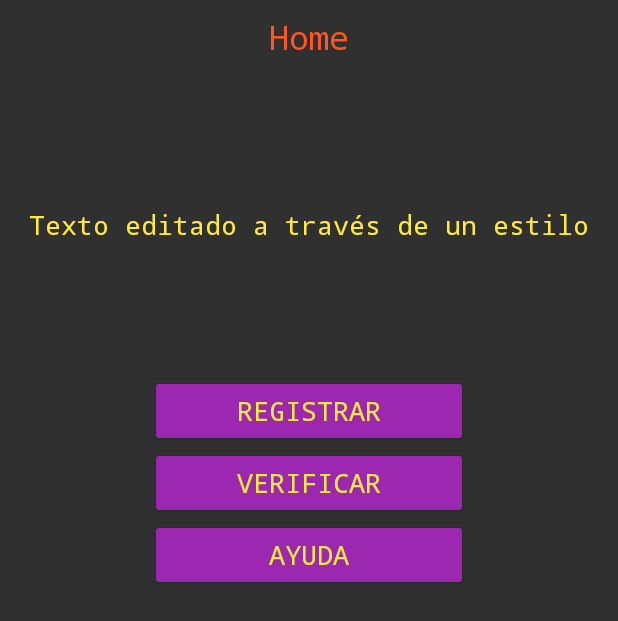
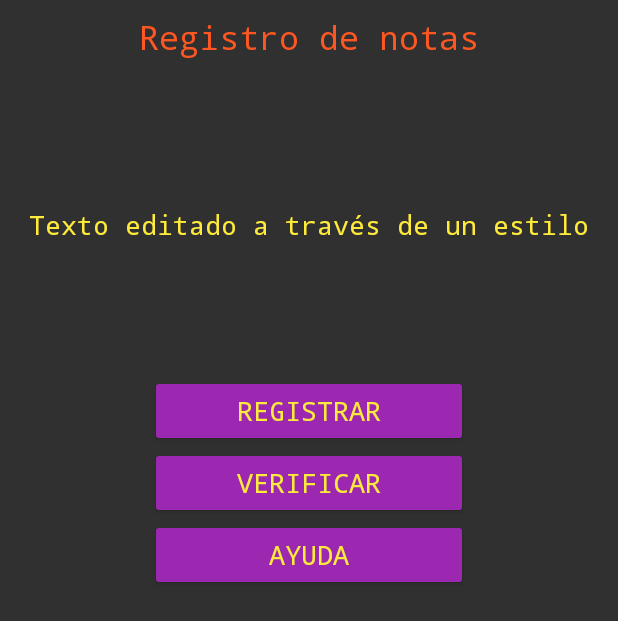
Before and after one commit to jlopezsa/RegistroNotas, an Android app: the layout activity_main.xml on its own in the app's theme, with its tools: preview values and no code run, on a phone screen of 412 x 824 dp. Shown: the top 621 px of the screen. Run offline under Robolectric (Android 15) with nearby library versions, the phone set to English and light mode, and no system bars.

```diff
--- a/app/src/main/AndroidManifest.xml
+++ b/app/src/main/AndroidManifest.xml
@@ -18,6 +18,9 @@
                 <category android:name="android.intent.category.LAUNCHER" />
             </intent-filter>
         </activity>
+
+        <activity android:name=".RegistrarActivity" />
+
     </application>
 
 </manifest>
--- a/app/src/main/res/layout/activity_main.xml
+++ b/app/src/main/res/layout/activity_main.xml
@@ -14,7 +14,7 @@
         <TextView
             style="@style/EstiloTitulo"
             android:id="@+id/textView3"
-            android:text="Home" />
+            android:text="Registro de notas" />
 
         <TextView
             style="@style/MiPrimerEstilo"
```
Also changed, not shown: app/src/main/java/com/example/registronotas/MainActivity.java (+20 -0 lines), app/src/main/java/com/example/registronotas/RegistrarActivity.java (added, +13 -0 lines).
